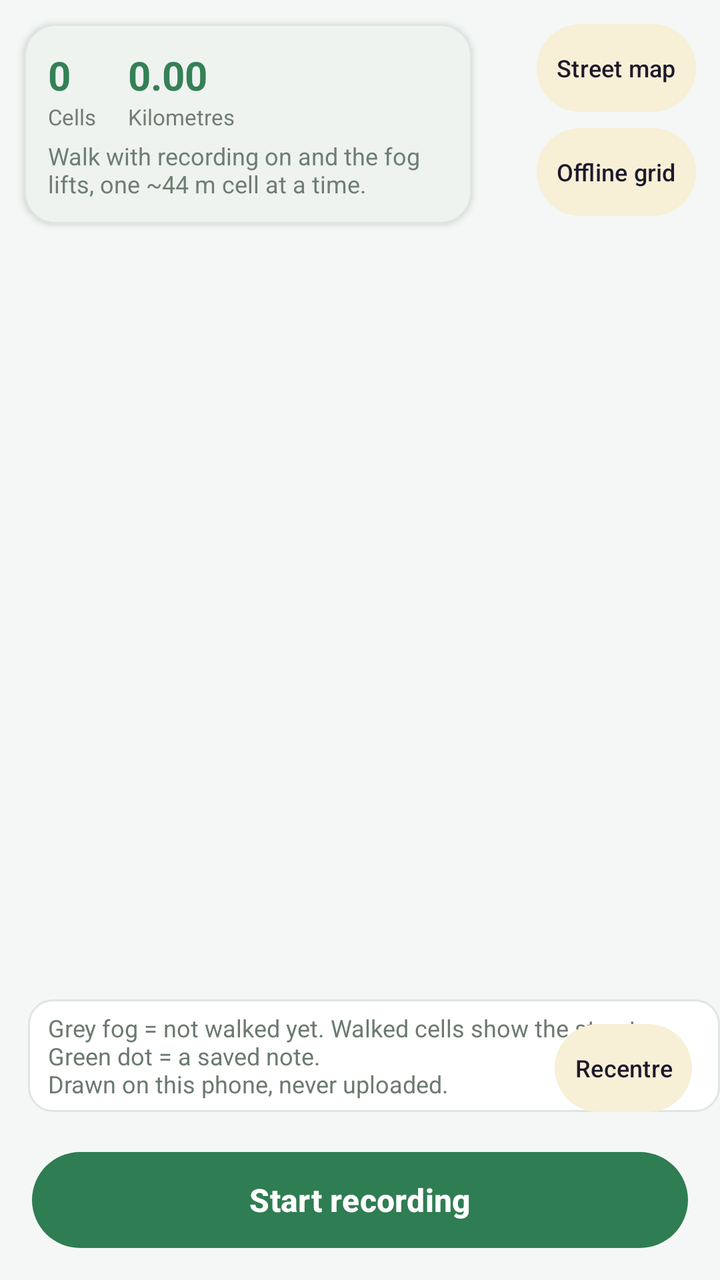
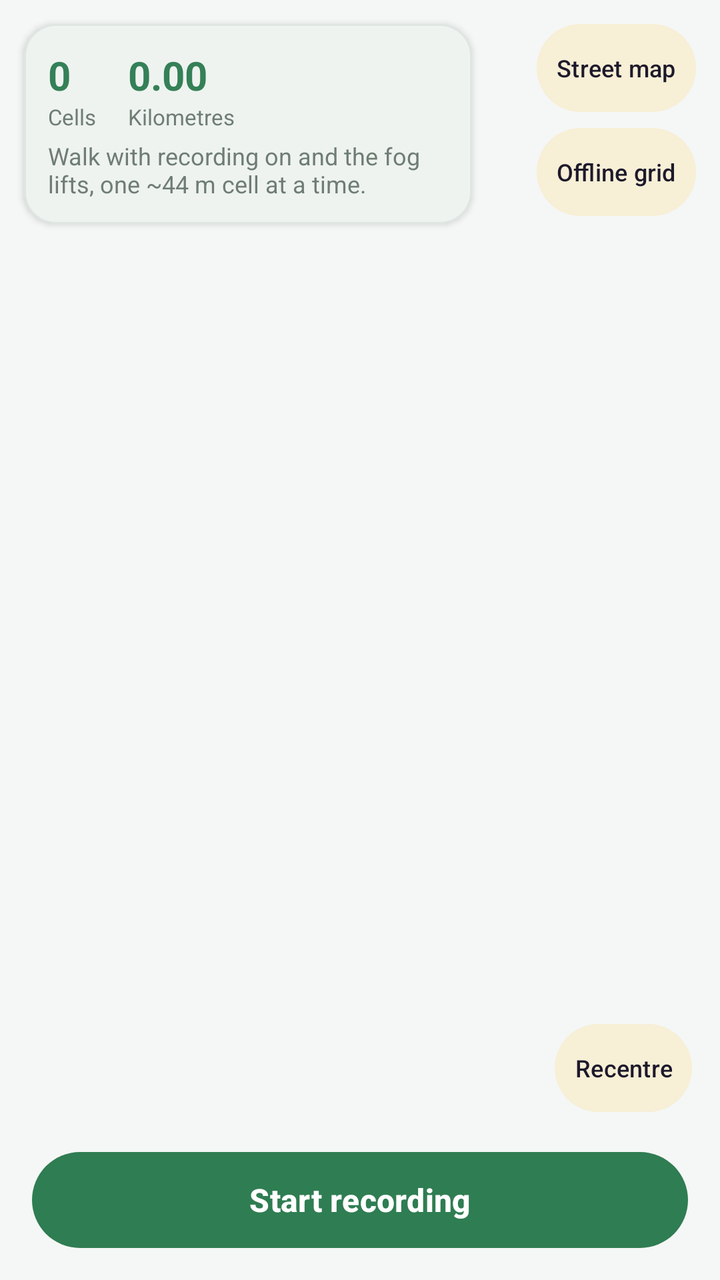

The first picture is an Android layout as it rendered before a commit; the second is the same layout after the commit. The layout source and the unified diff follow.
<!-- AndroidManifest.xml: application theme Theme.CivicWalk -->
<!-- res/layout/tab_map.xml -->
<?xml version="1.0" encoding="utf-8"?>
<FrameLayout xmlns:android="http://schemas.android.com/apk/res/android"
    xmlns:app="http://schemas.android.com/apk/res-auto"
    android:layout_width="match_parent"
    android:layout_height="match_parent"
    android:background="@color/bg">

    <FrameLayout
        android:id="@+id/mapContainer"
        android:layout_width="match_parent"
        android:layout_height="match_parent" />

    <com.civicwalk.app.FogMapView
        android:id="@+id/fogMap"
        android:layout_width="match_parent"
        android:layout_height="match_parent"
        android:visibility="gone" />

    <com.google.android.material.card.MaterialCardView
        android:layout_width="wrap_content"
        android:layout_height="wrap_content"
        android:layout_gravity="top|start"
        android:layout_margin="12dp"
        android:alpha="0.96"
        app:cardBackgroundColor="@color/card"
        app:cardCornerRadius="16dp"
        app:cardElevation="2dp"
        app:contentPadding="12dp"
        app:strokeColor="@color/line"
        app:strokeWidth="1dp">

        <LinearLayout
            android:layout_width="wrap_content"
            android:layout_height="wrap_content"
            android:orientation="vertical">

            <LinearLayout
                android:layout_width="wrap_content"
                android:layout_height="wrap_content"
                android:orientation="horizontal">

                <LinearLayout
                    android:layout_width="wrap_content"
                    android:layout_height="wrap_content"
                    android:layout_marginEnd="16dp"
                    android:orientation="vertical">

                    <TextView
                        android:id="@+id/kpiCells"
                        style="@style/KpiValue"
                        android:layout_width="wrap_content"
                        android:layout_height="wrap_content"
                        android:text="0"
                        android:textSize="20sp" />

                    <TextView
                        style="@style/KpiLabel"
                        android:layout_width="wrap_content"
                        android:layout_height="wrap_content"
                        android:text="@string/kpi_cells" />
                </LinearLayout>

                <LinearLayout
                    android:layout_width="wrap_content"
                    android:layout_height="wrap_content"
                    android:orientation="vertical">

                    <TextView
                        android:id="@+id/kpiKm"
                        style="@style/KpiValue"
                        android:layout_width="wrap_content"
                        android:layout_height="wrap_content"
                        android:text="0.00"
                        android:textSize="20sp" />

                    <TextView
                        style="@style/KpiLabel"
                        android:layout_width="wrap_content"
                        android:layout_height="wrap_content"
                        android:text="@string/kpi_km" />
                </LinearLayout>
            </LinearLayout>

            <TextView
                android:id="@+id/tvRoute"
                style="@style/Hint"
                android:layout_width="200dp"
                android:layout_height="wrap_content"
                android:layout_marginTop="4dp"
                android:text="@string/map_empty" />
        </LinearLayout>
    </com.google.android.material.card.MaterialCardView>

    <LinearLayout
        android:layout_width="wrap_content"
        android:layout_height="wrap_content"
        android:layout_gravity="top|end"
        android:layout_margin="12dp"
        android:orientation="vertical">

        <com.google.android.material.button.MaterialButton
            android:id="@+id/btnMapReal"
            style="@style/MapFab"
            android:layout_width="wrap_content"
            android:layout_height="44dp"
            android:text="@string/map_real" />

        <com.google.android.material.button.MaterialButton
            android:id="@+id/btnMapGrid"
            style="@style/MapFab"
            android:layout_width="wrap_content"
            android:layout_height="44dp"
            android:layout_marginTop="8dp"
            android:text="@string/map_grid" />
    </LinearLayout>

    <TextView
        android:id="@+id/tvLegend"
        style="@style/Hint"
        android:layout_width="wrap_content"
        android:layout_height="wrap_content"
        android:layout_gravity="bottom|start"
        android:layout_marginStart="14dp"
        android:layout_marginBottom="84dp"
        android:background="@drawable/legend_chip"
        android:paddingStart="10dp"
        android:paddingTop="6dp"
        android:paddingEnd="10dp"
        android:paddingBottom="6dp"
        android:text="@string/map_legend" />

    <com.google.android.material.button.MaterialButton
        android:id="@+id/btnRecenter"
        style="@style/MapFab"
        android:layout_width="wrap_content"
        android:layout_height="44dp"
        android:layout_gravity="bottom|end"
        android:layout_marginEnd="14dp"
        android:layout_marginBottom="84dp"
        android:text="@string/btn_recenter" />

    <com.google.android.material.button.MaterialButton
        android:id="@+id/btnRoute"
        style="@style/CtaWalk"
        android:layout_width="match_parent"
        android:layout_height="56dp"
        android:layout_gravity="bottom"
        android:layout_marginStart="16dp"
        android:layout_marginEnd="16dp"
        android:layout_marginBottom="12dp"
        android:text="@string/btn_route_start" />
</FrameLayout>
<!-- resources referenced by this layout -->
<resources>
  <color name="bg">#F4F7F5</color>
  <color name="card">#FFFFFF</color>
  <color name="line">#DFE6E1</color>
  <!-- drawable legend_chip (drawable) -->
  <?xml version="1.0" encoding="utf-8"?>
  <shape xmlns:android="http://schemas.android.com/apk/res/android" android:shape="rectangle">
      <solid android:color="#F5FFFFFF" />
      <corners android:radius="12dp" />
      <stroke android:width="1dp" android:color="@color/line" />
  </shape>
  <string name="btn_recenter">Recentre</string>
  <string name="btn_route_start">Start recording</string>
  <string name="kpi_cells">Cells</string>
  <string name="kpi_km">Kilometres</string>
  <string name="map_empty">Walk with recording on and the fog lifts, one ~44 m cell at a time.</string>
  <string name="map_grid">Offline grid</string>
  <string name="map_legend">Grey fog = not walked yet. Walked cells show the street. Green dot = a saved note.\nDrawn on this phone, never uploaded.</string>
  <string name="map_real">Street map</string>
  <style name="CtaWalk" parent="Widget.Material3.Button">
          <item name="backgroundTint">@color/accent</item>
          <item name="android:textColor">@color/white</item>
          <item name="cornerRadius">28dp</item>
          <item name="android:textSize">16sp</item>
          <item name="android:textStyle">bold</item>
          <item name="android:textAllCaps">false</item>
      </style>
  <style name="Hint">
          <item name="android:textSize">12sp</item>
          <item name="android:textColor">@color/muted</item>
      </style>
  <style name="KpiLabel">
          <item name="android:textSize">11sp</item>
          <item name="android:textColor">@color/muted</item>
      </style>
  <style name="KpiValue">
          <item name="android:textSize">22sp</item>
          <item name="android:textStyle">bold</item>
          <item name="android:textColor">@color/accent</item>
      </style>
  <style name="MapFab" parent="Widget.Material3.Button.TonalButton">
          <item name="android:minWidth">44dp</item>
          <item name="android:minHeight">44dp</item>
          <item name="android:insetTop">0dp</item>
          <item name="android:insetBottom">0dp</item>
          <item name="android:paddingLeft">10dp</item>
          <item name="android:paddingRight">10dp</item>
          <item name="cornerRadius">22dp</item>
          <item name="android:textSize">12sp</item>
          <item name="android:textAllCaps">false</item>
      </style>
  <style name="Theme.CivicWalk" parent="Theme.Material3.Light.NoActionBar">
          <item name="colorPrimary">@color/accent</item>
          <item name="colorOnPrimary">@color/white</item>
          <item name="colorPrimaryContainer">@color/accent_soft</item>
          <item name="colorOnPrimaryContainer">@color/ink</item>
          <item name="colorSecondary">@color/amber</item>
          <item name="colorSecondaryContainer">@color/amber_soft</item>
          <item name="colorSurface">@color/card</item>
          <item name="colorOnSurface">@color/ink</item>
          <item name="colorOnSurfaceVariant">@color/muted</item>
          <item name="colorOutline">@color/line</item>
          <item name="android:colorBackground">@color/bg</item>
          <item name="android:textColorPrimary">@color/ink</item>
          <item name="android:textColorSecondary">@color/muted</item>
          <item name="android:statusBarColor">@color/bg</item>
          <item name="android:navigationBarColor">@color/bg</item>
          <item name="android:windowLightStatusBar">true</item>
          <item name="android:windowLightNavigationBar" tools:targetApi="o_mr1">true</item>
          
          <item name="android:forceDarkAllowed" tools:targetApi="q">false</item>
      </style>
  <color name="accent">#2F7D52</color>
  <color name="white">#FFFFFF</color>
  <color name="muted">#6B7A70</color>
  <color name="accent_soft">#DCEFE3</color>
  <color name="ink">#17231C</color>
  <color name="amber">#C9A227</color>
  <color name="amber_soft">#F7EFD6</color>
</resources>

<!-- the commit's change to res/layout/tab_map.xml (unified diff, before → after) -->
@@ -114,20 +114,44 @@
             android:text="@string/map_grid" />
     </LinearLayout>
 
-    <TextView
-        android:id="@+id/tvLegend"
-        style="@style/Hint"
-        android:layout_width="wrap_content"
+    <LinearLayout
+        android:id="@+id/tipBar"
+        android:layout_width="match_parent"
         android:layout_height="wrap_content"
-        android:layout_gravity="bottom|start"
-        android:layout_marginStart="14dp"
-        android:layout_marginBottom="84dp"
+        android:layout_gravity="top"
+        android:layout_marginStart="12dp"
+        android:layout_marginTop="108dp"
+        android:layout_marginEnd="12dp"
         android:background="@drawable/legend_chip"
-        android:paddingStart="10dp"
+        android:gravity="center_vertical"
+        android:minHeight="48dp"
+        android:orientation="horizontal"
+        android:paddingStart="12dp"
         android:paddingTop="6dp"
-        android:paddingEnd="10dp"
+        android:paddingEnd="4dp"
         android:paddingBottom="6dp"
-        android:text="@string/map_legend" />
+        android:visibility="gone">
+
+        <TextView
+            android:id="@+id/tvTip"
+            style="@style/Hint"
+            android:layout_width="0dp"
+            android:layout_height="wrap_content"
+            android:layout_weight="1"
+            android:text="@string/map_legend" />
+
+        <com.google.android.material.button.MaterialButton
+            android:id="@+id/btnTipClose"
+            style="@style/Widget.Material3.Button.TextButton"
+            android:layout_width="48dp"
+            android:layout_height="48dp"
+            android:insetTop="0dp"
+            android:insetBottom="0dp"
+            android:minWidth="48dp"
+            android:padding="0dp"
+            android:text="@string/tip_dismiss"
+            android:textSize="16sp" />
+    </LinearLayout>
 
     <com.google.android.material.button.MaterialButton
         android:id="@+id/btnRecenter"
<!-- resource entries referenced after the edit -->
@@ -18,6 +18,7 @@
   <string name="map_grid">Offline grid</string>
   <string name="map_legend">Grey fog = not walked yet. Walked cells show the street. Green dot = a saved note.\nDrawn on this phone, never uploaded.</string>
   <string name="map_real">Street map</string>
+  <string name="tip_dismiss">×</string>
   <style name="CtaWalk" parent="Widget.Material3.Button">
           <item name="backgroundTint">@color/accent</item>
           <item name="android:textColor">@color/white</item>
